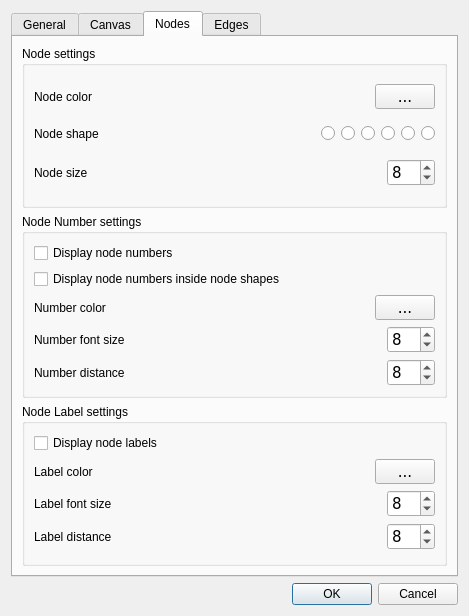
The window that src/forms/dialogsettings.ui (socnetv/app) describes before a commit, drawn with Qt 5.
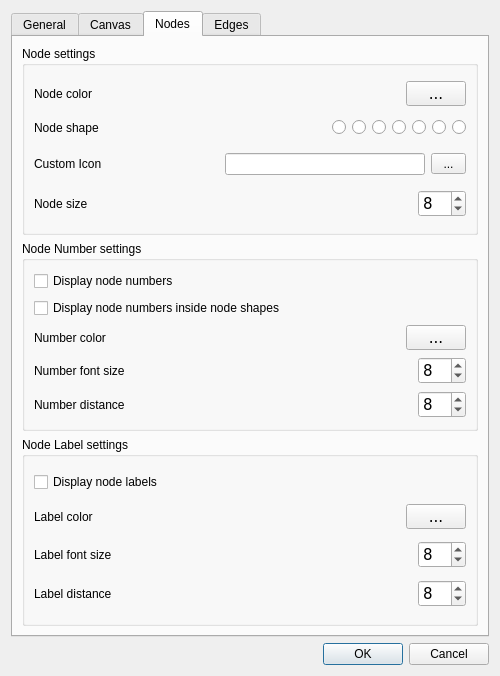
The same window after the commit. The open tabs and pages were chosen to show the change. Icons and pictures are not drawn.

Commit message: Work on #26 to allow custom icons in node shapes. Prototype works, needs API refactoring and fixing GraphicsNode::setShape()

The edit to the form file:
```diff
--- a/src/forms/dialogsettings.ui
+++ b/src/forms/dialogsettings.ui
@@ -6,16 +6,34 @@
    <rect>
     <x>0</x>
     <y>0</y>
-    <width>469</width>
-    <height>616</height>
+    <width>500</width>
+    <height>676</height>
    </rect>
   </property>
+  <property name="minimumSize">
+   <size>
+    <width>500</width>
+    <height>640</height>
+   </size>
+  </property>
+  <property name="maximumSize">
+   <size>
+    <width>700</width>
+    <height>800</height>
+   </size>
+  </property>
   <property name="windowTitle">
    <string>Settings &amp; Preferences</string>
   </property>
   <layout class="QGridLayout" name="gridLayout_9">
    <item row="0" column="0">
     <widget class="QTabWidget" name="tabWidget">
+     <property name="minimumSize">
+      <size>
+       <width>0</width>
+       <height>0</height>
+      </size>
+     </property>
      <property name="currentIndex">
       <number>0</number>
      </property>
@@ -23,8 +41,36 @@
       <attribute name="title">
        <string>General</string>
       </attribute>
-      <layout class="QVBoxLayout" name="verticalLayout_5">
-       <item>
+      <layout class="QGridLayout" name="gridLayout_10">
+       <item row="1" column="0">
+        <widget class="QGroupBox" name="groupBox_12">
+         <property name="title">
+          <string>Image Exporting</string>
+         </property>
+         <layout class="QGridLayout" name="gridLayout_3">
+          <item row="0" column="0">
+           <widget class="QCheckBox" name="printLogoChkBox">
+            <property name="toolTip">
+             <string>&lt;html&gt;&lt;head/&gt;&lt;body&gt;&lt;p&gt;&lt;span style=&quot; font-weight:600;&quot;&gt;SocNetV logo on exported images&lt;/span&gt;&lt;/p&gt;&lt;p&gt;Enable or disable the printing of a small SocNetV logo on exported PNG and BMP network images &lt;/p&gt;&lt;p&gt;This is a permanent setting, it will be the default of the application every time you run SocNetV. &lt;/p&gt;&lt;/body&gt;&lt;/html&gt;</string>
+            </property>
+            <property name="whatsThis">
+             <string>&lt;html&gt;&lt;head/&gt;&lt;body&gt;&lt;p&gt;&lt;span style=&quot; font-weight:600;&quot;&gt;SocNetV logo on exported images&lt;/span&gt;&lt;/p&gt;&lt;p&gt;Enable or disable the printing of a small SocNetV logo on exported PNG and BMP network images &lt;/p&gt;&lt;p&gt;This is a permanent setting, it will be the default of the application every time you run SocNetV. &lt;/p&gt;&lt;/body&gt;&lt;/html&gt;</string>
+            </property>
+            <property name="layoutDirection">
+             <enum>Qt::LeftToRight</enum>
+            </property>
+            <property name="text">
+             <string>Print SocNetV logo on exported Images </string>
+            </property>
+            <property name="checked">
+             <bool>true</bool>
+            </property>
+           </widget>
+          </item>
+         </layout>
+        </widget>
+       </item>
+       <item row="0" column="0">
         <widget class="QGroupBox" name="groupBox_6">
          <property name="title">
           <string>Data Exporting</string>
@@ -698,8 +744,8 @@
          <property name="title">
           <string>Node settings</string>
          </property>
-         <layout class="QGridLayout" name="gridLayout_11">
-          <item row="0" column="0">
+         <layout class="QVBoxLayout" name="verticalLayout_5">
+          <item>
            <layout class="QHBoxLayout" name="horizontalLayout_4">
             <item>
              <widget class="QLabel" name="label_6">
@@ -766,7 +812,7 @@
             </item>
            </layout>
           </item>
-          <item row="1" column="0">
+          <item>
            <layout class="QHBoxLayout" name="horizontalLayout_5">
             <item>
              <widget class="QLabel" name="label_5">
@@ -920,9 +966,97 @@
               </property>
              </widget>
             </item>
+            <item>
+             <widget class="QRadioButton" name="nodeShapeRadioIcon">
+              <property name="font">
+               <font>
+                <family>DejaVu Sans</family>
+                <pointsize>11</pointsize>
+               </font>
+              </property>
+              <property name="toolTip">
+               <string>&lt;html&gt;&lt;head/&gt;&lt;body&gt;&lt;p&gt;&lt;span style=&quot; font-weight:600;&quot;&gt;Node shape: Icon&lt;/span&gt;&lt;/p&gt;&lt;p&gt;Change all node shapes to &amp;quot;icon&amp;quot;. The icon file must be defined below in the &amp;quot;Custom Icon&amp;quot; widget.&lt;/p&gt;&lt;p&gt;This will apply to all existing nodes immediately.&lt;/p&gt;&lt;p&gt;Once you press OK, the &amp;quot;icon&amp;quot; shape will be saved and it will be used in all future SocNetV sessions to create new nodes (except when loading network files which declare specific shapes for nodes).&lt;/p&gt;&lt;/body&gt;&lt;/html&gt;</string>
+              </property>
+              <property name="text">
+               <string/>
+              </property>
+              <property name="icon">
+               <iconset resource="../src.qrc">
+                <normaloff>:/images/export_photo_48px.svg</normaloff>:/images/export_photo_48px.svg</iconset>
+              </property>
+             </widget>
+            </item>
            </layout>
           </item>
-          <item row="2" column="0">
+          <item>
+           <layout class="QHBoxLayout" name="horizontalLayout_25">
+            <item>
+             <widget class="QLabel" name="label_24">
+              <property name="toolTip">
+               <string>&lt;html&gt;&lt;head/&gt;&lt;body&gt;&lt;p&gt;&lt;span style=&quot; font-weight:600;&quot;&gt;Background image&lt;/span&gt;&lt;/p&gt;&lt;p&gt;Click the button on the right to select a new background image.&lt;/p&gt;&lt;p&gt;If the file does not exist, the default background color will be used.&lt;/p&gt;&lt;p&gt;This is a permanent setting. Once you press OK, it will be saved and will be the default of the application every time you run SocNetV - until you change it again.&lt;/p&gt;&lt;p&gt;&lt;br/&gt;&lt;/p&gt;&lt;/body&gt;&lt;/html&gt;</string>
+              </property>
+              <property name="text">
+               <string>Custom Icon</string>
+              </property>
+             </widget>
+            </item>
+            <item>
+             <spacer name="horizontalSpacer_24">
+              <property name="orientation">
+               <enum>Qt::Horizontal</enum>
+              </property>
+              <property name="sizeHint" stdset="0">
+               <size>
+                <width>30</width>
+                <height>28</height>
+               </size>
+              </property>
+             </spacer>
+            </item>
+            <item>
+             <widget class="QLineEdit" name="nodeIconSelectEdit">
+              <property name="minimumSize">
+               <size>
+                <width>200</width>
+                <height>0</height>
+               </size>
+              </property>
+              <property name="toolTip">
+               <string>&lt;html&gt;&lt;head/&gt;&lt;body&gt;&lt;p&gt;&lt;span style=&quot; font-weight:600;&quot;&gt;Background image&lt;/span&gt;&lt;/p&gt;&lt;p&gt;This is the path of the default background image. &lt;/p&gt;&lt;p&gt;Click the button on the right to select a new background image.&lt;/p&gt;&lt;p&gt;If the file does not exist, the default background color will be used.&lt;/p&gt;&lt;p&gt;This is a permanent setting. Once you press OK, it will be saved and will be the default of the application every time you run SocNetV - until you change it again.&lt;/p&gt;&lt;p&gt;&lt;br/&gt;&lt;/p&gt;&lt;/body&gt;&lt;/html&gt;</string>
+              </property>
+              <property name="whatsThis">
+               <string>&lt;html&gt;&lt;head/&gt;&lt;body&gt;&lt;p&gt;&lt;span style=&quot; font-weight:600;&quot;&gt;Background image&lt;/span&gt;&lt;/p&gt;&lt;p&gt;This is the path of the default background image. &lt;/p&gt;&lt;p&gt;Click the button on the right to select a new background image.&lt;/p&gt;&lt;p&gt;This is a permanent setting, it will be the default of the application every time you run SocNetV. If the file does not exist, the default background color will be used.&lt;/p&gt;&lt;/body&gt;&lt;/html&gt;</string>
+              </property>
+             </widget>
+            </item>
+            <item>
+             <widget class="QToolButton" name="nodeIconSelectButton">
+              <property name="sizePolicy">
+               <sizepolicy hsizetype="Fixed" vsizetype="Fixed">
+                <horstretch>0</horstretch>
+                <verstretch>0</verstretch>
+               </sizepolicy>
+              </property>
+              <property name="minimumSize">
+               <size>
+                <width>35</width>
+                <height>0</height>
+               </size>
+              </property>
+              <property name="toolTip">
+               <string>&lt;html&gt;&lt;head/&gt;&lt;body&gt;&lt;p&gt;&lt;span style=&quot; font-weight:600;&quot;&gt;Background image&lt;/span&gt;&lt;/p&gt;&lt;p&gt;Click this button to select a new background image.&lt;/p&gt;&lt;p&gt;If the file does not exist, the default background color will be used.&lt;/p&gt;&lt;p&gt;This is a permanent setting. Once you press OK, it will be saved and will be the default of the application every time you run SocNetV - until you change it again.&lt;/p&gt;&lt;p&gt;&lt;br/&gt;&lt;/p&gt;&lt;/body&gt;&lt;/html&gt;</string>
+              </property>
+              <property name="whatsThis">
+               <string>&lt;html&gt;&lt;head/&gt;&lt;body&gt;&lt;p&gt;&lt;span style=&quot; font-weight:600;&quot;&gt;Background image&lt;/span&gt;&lt;/p&gt;&lt;p&gt;Click this button to select a new background image.&lt;/p&gt;&lt;p&gt;This is a permanent setting, it will be the default of the application every time you run SocNetV. If the file does not exist, the default background color will be used.&lt;/p&gt;&lt;/body&gt;&lt;/html&gt;</string>
+              </property>
+              <property name="text">
+               <string>...</string>
+              </property>
+             </widget>
+            </item>
+           </layout>
+          </item>
+          <item>
            <layout class="QHBoxLayout" name="horizontalLayout_6">
             <item>
              <widget class="QLabel" name="label_3">
```
Left out of the diff: 183 changed lines with no effect on the pictures. Lines whose indentation alone changed are shown as unchanged. The commit also changes 14 other files.
